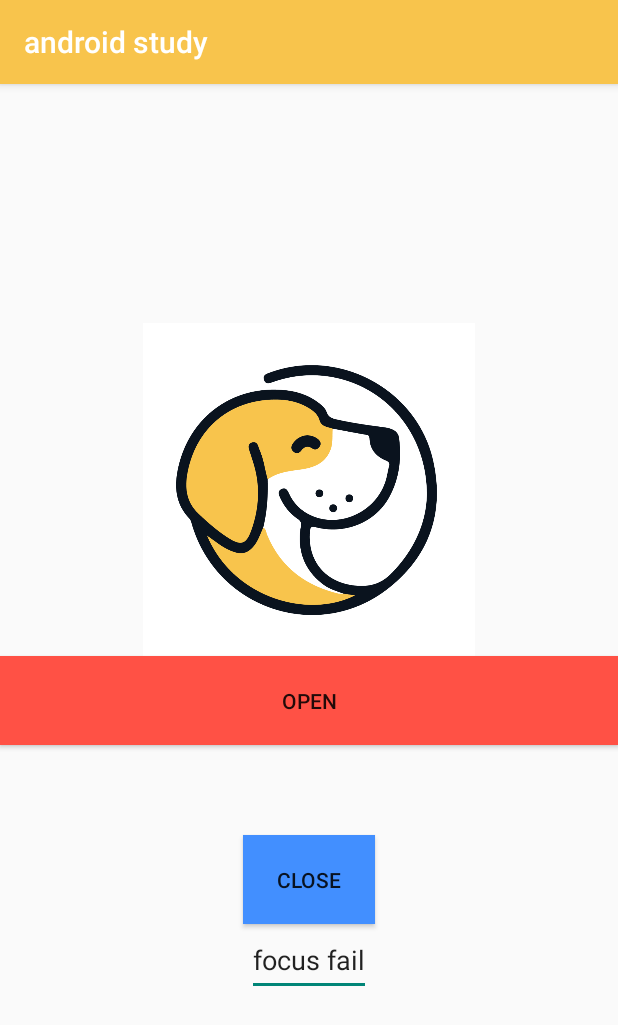
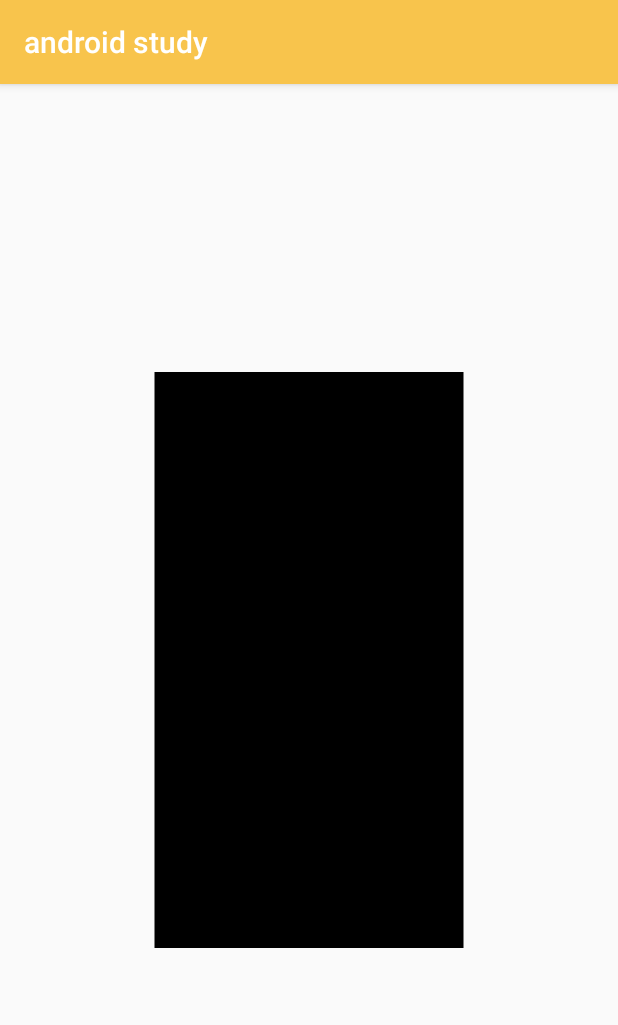
Before and after one commit to materokatti/simple-android-project, an Android app: the screen it shows after launch (MainActivity), on a phone screen of 412 x 824 dp. Shown: the top 1025 px of the screen. Run offline under Robolectric (Android 15) with nearby library versions, the phone set to English and light mode, and no system bars.

Commit message:
ADD : drawRect in View

```diff
--- /dev/null
+++ b/app/src/main/java/com/example/androidstudy/CustomDrawView.kt
@@ -0,0 +1,24 @@
+package com.example.androidstudy
+
+import android.content.Context
+import android.graphics.Canvas
+import android.graphics.Color
+import android.graphics.Paint
+import android.util.AttributeSet
+import android.view.View
+
+class CustomDrawView @JvmOverloads constructor(
+    context: Context, attrs: AttributeSet? = null, defStyleAttr: Int = 0
+) : View(context, attrs, defStyleAttr) {
+
+    private val paint = Paint(Paint.ANTI_ALIAS_FLAG).apply {
+        color = Color.BLACK // 직사각형의 색상을 설정합니다.
+        style = Paint.Style.FILL // 채우기 스타일을 설정합니다.
+    }
+
+    override fun onDraw(canvas: Canvas?) {
+        super.onDraw(canvas)
+        // 화면에 직사각형을 그립니다. 여기서는 예시로 화면의 가운데에 위치한 직사각형을 그립니다.
+        canvas?.drawRect(width / 4f, height / 4f, width * 3 / 4f, height * 3 / 4f, paint)
+    }
+}
--- a/app/src/main/java/com/example/androidstudy/MainActivity.kt
+++ b/app/src/main/java/com/example/androidstudy/MainActivity.kt
@@ -1,33 +1,11 @@
 package com.example.androidstudy
 
 import androidx.appcompat.app.AppCompatActivity
-import android.view.View
-import android.widget.TextView
 import android.os.Bundle
-import android.widget.ImageView
 
 class MainActivity : AppCompatActivity() {
-    private lateinit var imageView: ImageView
-
     override fun onCreate(savedInstanceState: Bundle?) {
         super.onCreate(savedInstanceState)
         setContentView(R.layout.activity_main)
-        imageView = findViewById<ImageView>(R.id.logo_dog)
-    }
-
-//    fun onButtonClick(view: View) {
-//        val text1 = findViewById<TextView>(R.id.text1)
-//        when (view.id) {
-//            R.id.button1 -> text1.text = "hello"
-//            R.id.button2 -> text1.text = "world"
-//        }
-//    }
-
-    fun onButtonClick(view: View) {
-        // ImageView의 가시성을 토글
-        if (view.id == R.id.button1) {
-            // ImageView의 가시성을 토글합니다.
-            imageView.visibility = if (imageView.visibility == View.VISIBLE) View.GONE else View.VISIBLE
-        }
     }
 }
--- a/app/src/main/res/layout/activity_main.xml
+++ b/app/src/main/res/layout/activity_main.xml
@@ -8,41 +8,8 @@
     android:gravity="center"
     tools:context=".MainActivity">
 
-    <ImageView
-        android:id="@+id/logo_dog"
+    <com.example.androidstudy.CustomDrawView
+        android:id="@+id/customDrawView"
         android:layout_width="match_parent"
-        android:layout_height="wrap_content"
-        android:src="@drawable/logo_dog"
-        android:maxWidth="100pt"
-        android:maxHeight="100pt"
-        android:adjustViewBounds="true"
-        />
-    <Button
-        android:id="@+id/button1"
-        android:layout_width="match_parent"
-        android:layout_height="wrap_content"
-        android:text="@string/open_button"
-        android:padding="20dp"
-        android:layout_marginBottom="60dp"
-        android:background="@color/primary_red"
-        android:onClick="onButtonClick"
-        />
-
-    <Button
-        android:id="@+id/button2"
-        android:layout_width="wrap_content"
-        android:layout_height="wrap_content"
-        android:padding="20dp"
-        android:background="@color/primary_blue"
-        android:text="@string/close_button"
-        android:onClick="onButtonClick"
-        />
-
-    <EditText
-        android:id="@+id/text1"
-        android:layout_width="wrap_content"
-        android:layout_height="wrap_content"
-        android:minHeight="48dp"
-        android:text="focus fail" />
-
+        android:layout_height="match_parent" />
 </LinearLayout>
```
